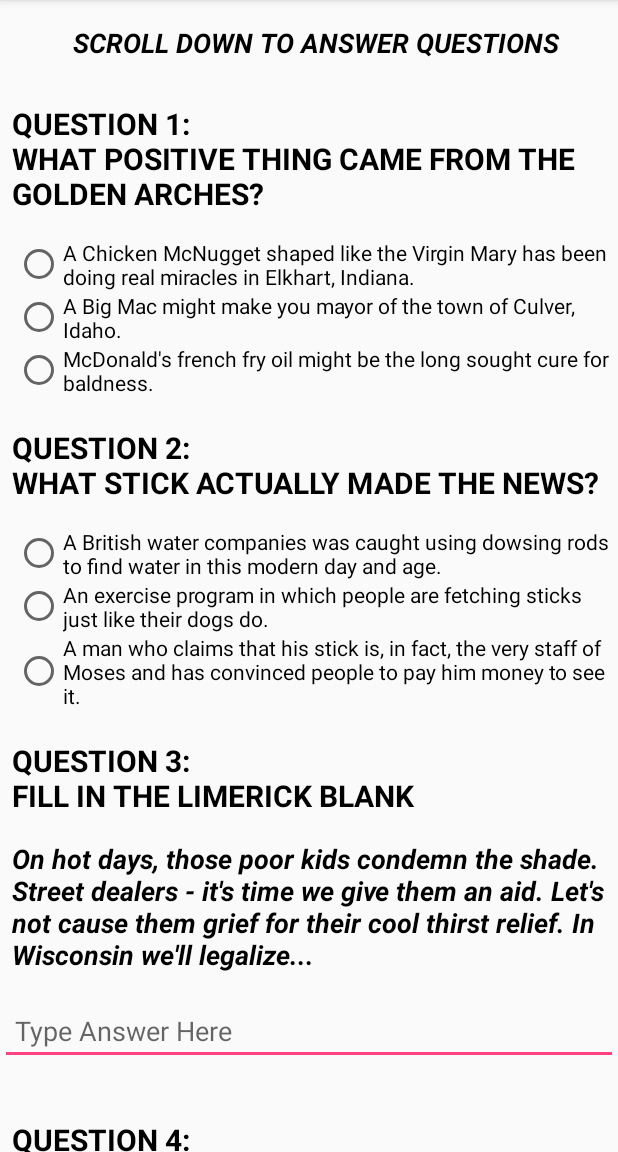
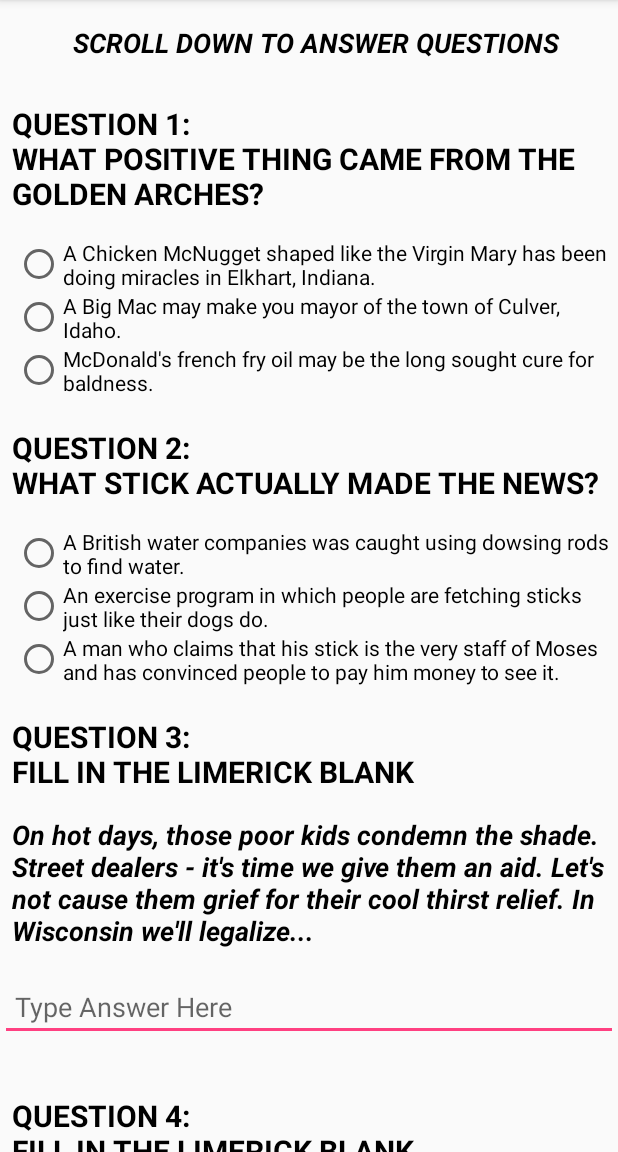
Before and after one commit to samarga/QuizApp, an Android app: the screen it shows after launch (MainActivity), on a phone screen of 412 x 824 dp, the part 84-1236 px from its top. Run offline under Robolectric (Android 15) with nearby library versions, the phone set to English and light mode, and no system bars.

Commit message:
Edited strings.xml

```diff
--- a/app/src/main/res/values/strings.xml
+++ b/app/src/main/res/values/strings.xml
@@ -2,19 +2,19 @@
     <string name="app_name">Quiz App</string>
     <string name="instructions">Scroll down to answer questions</string>
     <string name="q1">Question 1:\nWhat positive thing came from the golden arches?</string>
-    <string name="q1answer1">A Chicken McNugget shaped like the Virgin Mary has been doing real miracles in Elkhart, Indiana.</string>
-    <string name="q1answer2">A Big Mac might make you mayor of the town of Culver, Idaho.</string>
-    <string name="q1answer3">McDonald\'s french fry oil might be the long sought cure for baldness.</string>
+    <string name="q1answer1">A Chicken McNugget shaped like the Virgin Mary has been doing miracles in Elkhart, Indiana.</string>
+    <string name="q1answer2">A Big Mac may make you mayor of the town of Culver, Idaho.</string>
+    <string name="q1answer3">McDonald\'s french fry oil may be the long sought cure for baldness.</string>
     <string name="q2">Question 2:\nWhat stick actually made the news?</string>
-    <string name="q2answer1">A British water companies was caught using dowsing rods to find water in this modern day and age.</string>
+    <string name="q2answer1">A British water companies was caught using dowsing rods to find water.</string>
     <string name="q2answer2">An exercise program in which people are fetching sticks just like their dogs do.</string>
-    <string name="q2answer3">A man who claims that his stick is, in fact, the very staff of Moses and has convinced people to pay him money to see it.</string>
+    <string name="q2answer3">A man who claims that his stick is the very staff of Moses and has convinced people to pay him money to see it.</string>
     <string name="q3">Question 3:\nFill in the Limerick Blank</string>
     <string name="q3a">On hot days, those poor kids condemn the shade. Street dealers - it\'s time we give them an aid. Let\'s not cause them grief for their cool thirst relief. In Wisconsin we\'ll legalize...</string>
     <string name="answer">Type Answer Here</string>
     <string name="q4">Question 4:\nFill in the Limerick Blank</string>
     <string name="q4a">Resentments I\'d rather not nurse. So some expletives I shall disperse. When I\'m down on my luck, I say bleep, bleep and bleep. Then I\'m happy because I can freely...</string>
-    <string name="q5">Question 5:\nGwyneth Paltrow, gets a lot of headlines for her lifestyle advice. Which of these is something that Gwyneth Paltrow has really told people to do?</string>
+    <string name="q5">Question 5:\nGwyneth P., gets a lot of headlines for her lifestyle advice. Which of these is something that Gwyneth P. has really told people to do?</string>
     <string name="q5chk1">Be nice to water because it has feelings.</string>
     <string name="q5chk2">Get stung by bees on purpose.</string>
     <string name="q5chk3">Take medical advice from a ghost</string>
@@ -22,5 +22,5 @@
     <string name="youAnswered">You answered\u0020</string>
     <string name="outOf">\u0020out of\u0020</string>
     <string name="questionsCorrectly">\u0020questions correctly.</string>
-    <string name="noAnswersEntered">No answers submitted. Please answer questions.</string>
+    <string name="noAnswersEntered">No answers submitted.\nPlease answer questions.</string>
 </resources>
```
Also changed, not shown: app/src/main/java/com/example/android/quizapp/MainActivity.java (line endings or trailing spaces).
